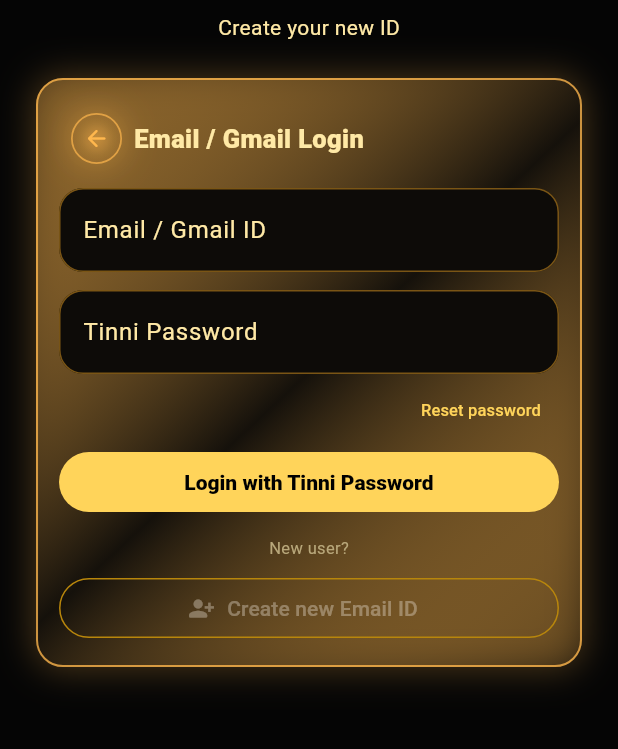
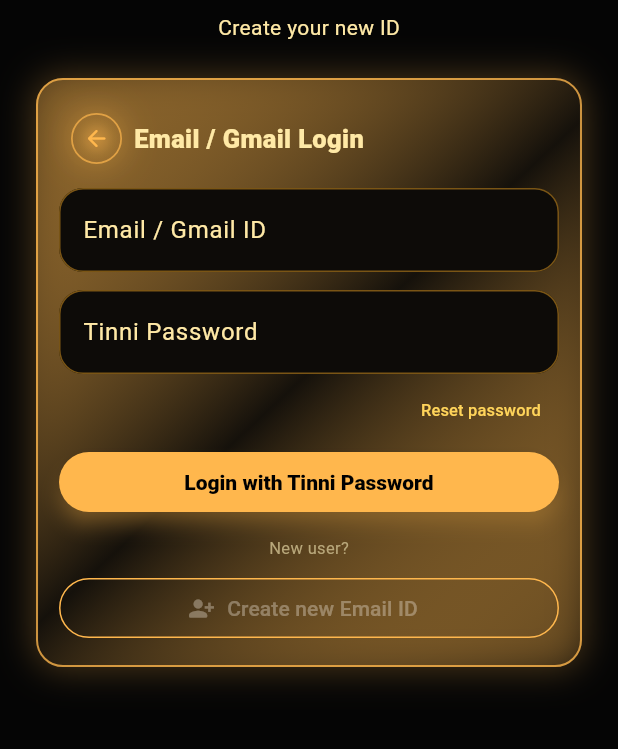
Before and after one commit to vinay1997mishra/voice-chat-app, a Flutter app: the screen it shows after launch, after a tap on "Login with Email / Gmail", on a phone screen of 412 x 824 dp, the part 144-893 px from its top. Run offline on Flutter 3.47's test engine with Material 3 defaults, Android fonts, the phone set to English and light mode, and no system bars; our stand-ins replace app_links, country_picker, google_sign_in, image_picker, shared_preferences; missing offline and left inert: livekit_client; accounts and stored records are empty; network calls fail.

Commit message:
Add shining provider colors across login and registration

```diff
--- a/apps/tinni_star/lib/screens/login_screen.dart
+++ b/apps/tinni_star/lib/screens/login_screen.dart
@@ -528,17 +528,23 @@ class _LoginScreenState extends State<LoginScreen> {
         child: Wrap(
           children: [
             ListTile(
-              leading: const Icon(
-                Icons.photo_library_rounded,
-                color: RoyalPalette.gold,
+              leading: const ShiningIcon(
+                icon: Icons.photo_library_rounded,
+                color: FeaturePalette.moments,
+                size: 18,
+                boxSize: 34,
+                glow: 0.30,
               ),
               title: const Text('Gallery'),
               onTap: () => Navigator.pop(context, ImageSource.gallery),
             ),
             ListTile(
-              leading: const Icon(
-                Icons.photo_camera_rounded,
-                color: RoyalPalette.gold,
+              leading: const ShiningIcon(
+                icon: Icons.photo_camera_rounded,
+                color: FeaturePalette.discover,
+                size: 18,
+                boxSize: 34,
+                glow: 0.30,
               ),
               title: const Text('Camera'),
               onTap: () => Navigator.pop(context, ImageSource.camera),
@@ -794,6 +800,12 @@ class _LoginScreenState extends State<LoginScreen> {
               width: double.infinity,
               child: FilledButton(
                 key: const Key('email-password-login-button'),
+                style: FilledButton.styleFrom(
+                  backgroundColor: FeaturePalette.email,
+                  foregroundColor: Colors.black,
+                  shadowColor: FeaturePalette.email,
+                  elevation: 5,
+                ),
                 onPressed: busy ? null : _emailPasswordLogin,
                 child: const Text('Login with Tinni Password'),
               ),
@@ -811,6 +823,10 @@ class _LoginScreenState extends State<LoginScreen> {
               width: double.infinity,
               child: OutlinedButton.icon(
                 key: const Key('email-send-otp-button'),
+                style: OutlinedButton.styleFrom(
+                  foregroundColor: FeaturePalette.email,
+                  side: const BorderSide(color: FeaturePalette.email),
+                ),
                 onPressed: busy || !emailReady ? null : _sendEmailOtp,
                 icon: const Icon(Icons.person_add_alt_1_rounded),
                 label: const Text('Create new Email ID'),
@@ -833,6 +849,12 @@ class _LoginScreenState extends State<LoginScreen> {
               width: double.infinity,
               child: FilledButton(
                 key: const Key('email-verify-otp-button'),
+                style: FilledButton.styleFrom(
+                  backgroundColor: FeaturePalette.email,
+                  foregroundColor: Colors.black,
+                  shadowColor: FeaturePalette.email,
+                  elevation: 5,
+                ),
                 onPressed: busy ? null : _verifyEmailOtp,
                 child: const Text('Verify OTP'),
               ),
@@ -841,7 +863,7 @@ class _LoginScreenState extends State<LoginScreen> {
             const Text(
               'OTP verified. Create your Tinni password.',
               style: TextStyle(
-                color: RoyalPalette.gold,
+                color: FeaturePalette.email,
                 fontWeight: FontWeight.w800,
               ),
             ),
@@ -873,6 +895,12 @@ class _LoginScreenState extends State<LoginScreen> {
               width: double.infinity,
               child: FilledButton(
                 key: const Key('email-save-password-button'),
+                style: FilledButton.styleFrom(
+                  backgroundColor: FeaturePalette.email,
+                  foregroundColor: Colors.black,
+                  shadowColor: FeaturePalette.email,
+                  elevation: 5,
+                ),
                 onPressed: busy ? null : _saveEmailPassword,
                 child: const Text('Save Tinni Password'),
               ),
@@ -922,6 +950,8 @@ class _LoginScreenState extends State<LoginScreen> {
               style: FilledButton.styleFrom(
                 backgroundColor: FeaturePalette.google,
                 foregroundColor: Colors.white,
+                shadowColor: FeaturePalette.google,
+                elevation: 6,
               ),
               onPressed: googleReady && !busy && !waitingFacebook
                   ? _googleLogin
@@ -960,6 +990,8 @@ class _LoginScreenState extends State<LoginScreen> {
               style: FilledButton.styleFrom(
                 backgroundColor: FeaturePalette.facebook,
                 foregroundColor: Colors.white,
+                shadowColor: FeaturePalette.facebook,
+                elevation: 6,
               ),
               onPressed: facebookReady && !busy && !waitingFacebook
                   ? _facebookLogin
@@ -1014,6 +1046,8 @@ class _LoginScreenState extends State<LoginScreen> {
               style: FilledButton.styleFrom(
                 backgroundColor: FeaturePalette.email,
                 foregroundColor: Colors.black,
+                shadowColor: FeaturePalette.email,
+                elevation: 6,
               ),
               onPressed: !busy && !waitingFacebook ? _openEmailMode : null,
               icon: const Icon(Icons.email_rounded),
@@ -1187,6 +1221,19 @@ class _LoginScreenState extends State<LoginScreen> {
                     child: ChoiceChip(
                       label: const Text('Male'),
                       selected: selectedGender == 'male',
+                      selectedColor:
+                          FeaturePalette.social.withValues(alpha: 0.28),
+                      side: BorderSide(
+                        color: selectedGender == 'male'
+                            ? FeaturePalette.social
+                            : RoyalPalette.bronze,
+                      ),
+                      labelStyle: TextStyle(
+                        color: selectedGender == 'male'
+                            ? FeaturePalette.social
+                            : RoyalPalette.cream,
+                        fontWeight: FontWeight.w800,
+                      ),
                       onSelected: busy
                           ? null
                           : (_) => setState(() => selectedGender = 'male'),
@@ -1197,6 +1244,19 @@ class _LoginScreenState extends State<LoginScreen> {
                     child: ChoiceChip(
                       label: const Text('Female'),
                       selected: selectedGender == 'female',
+                      selectedColor:
+                          FeaturePalette.cp.withValues(alpha: 0.28),
+                      side: BorderSide(
+                        color: selectedGender == 'female'
+                            ? FeaturePalette.cp
+                            : RoyalPalette.bronze,
+                      ),
+                      labelStyle: TextStyle(
+                        color: selectedGender == 'female'
+                            ? FeaturePalette.cp
+                            : RoyalPalette.cream,
+                        fontWeight: FontWeight.w800,
+                      ),
                       onSelected: busy
                           ? null
                           : (_) => setState(() => selectedGender = 'female'),
@@ -1225,6 +1285,12 @@ class _LoginScreenState extends State<LoginScreen> {
                 width: double.infinity,
                 child: FilledButton.icon(
                   key: const Key('create-real-id-button'),
+                  style: FilledButton.styleFrom(
+                    backgroundColor: _providerColor(),
+                    foregroundColor: Colors.white,
+                    shadowColor: _providerColor(),
+                    elevation: 6,
+                  ),
                   onPressed:
                       busy || signatureWords > 150 ? null : _createId,
                   icon: const Icon(Icons.verified_user_rounded),
```
